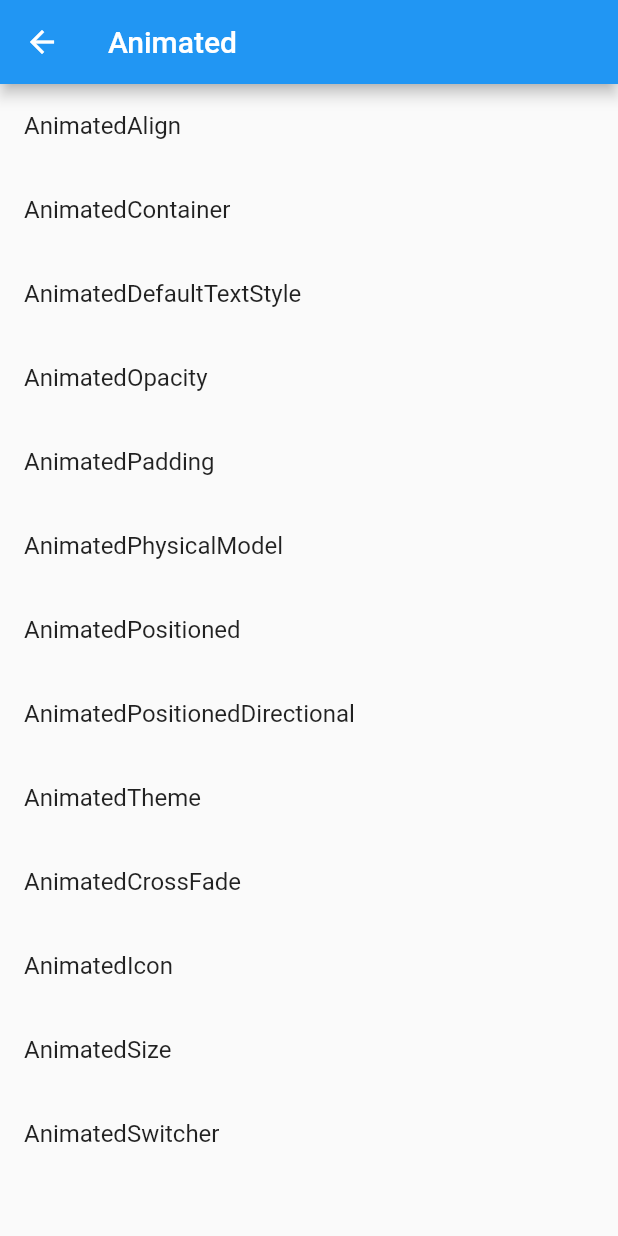
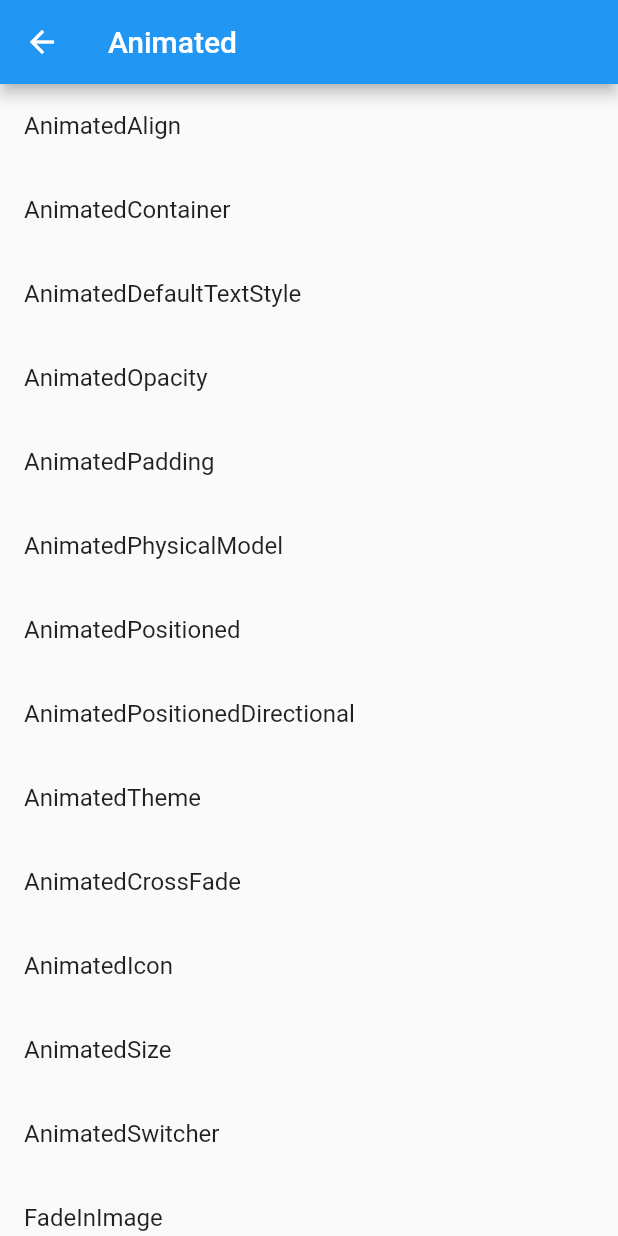
Before and after one commit to KobayashiKz/ImplicitWidgets, a Flutter app: the screen it shows after launch, after a tap on "ImplicitlyAnimated", on a phone screen of 412 x 824 dp. Run offline on Flutter 3.47's test engine with Material 2 defaults, Android fonts, the phone set to English and light mode, and no system bars; our stand-ins replace transparent_image; network calls fail.

Commit message:
Add FadeInImage

```diff
--- a/lib/app.dart
+++ b/lib/app.dart
@@ -14,6 +14,7 @@ import 'package:implicit_animation_sample/screen/implicitly_animated/animated_po
 import 'package:implicit_animation_sample/screen/implicitly_animated/animated_sized.dart';
 import 'package:implicit_animation_sample/screen/implicitly_animated/animated_switcher.dart';
 import 'package:implicit_animation_sample/screen/implicitly_animated/animated_theme.dart';
+import 'package:implicit_animation_sample/screen/implicitly_animated/fade_in_image.dart';
 import 'package:implicit_animation_sample/screen/implicitly_animated/implicitly_animated.dart';
 
 class App extends StatelessWidget {
@@ -41,6 +42,7 @@ class App extends StatelessWidget {
         AnimatedIconPage.routeName: (_context) => AnimatedIconPage(),
         AnimatedSizePage.routeName: (_context) => AnimatedSizePage(),
         AnimatedSwitcherPage.routeName: (_context) => AnimatedSwitcherPage(),
+        FadeInImagePage.routeName: (_context) => FadeInImagePage(),
       }
     );
   }
--- a/lib/screen/implicitly_animated/implicitly_animated.dart
+++ b/lib/screen/implicitly_animated/implicitly_animated.dart
@@ -13,6 +13,7 @@ import 'package:implicit_animation_sample/screen/implicitly_animated/animated_po
 import 'package:implicit_animation_sample/screen/implicitly_animated/animated_sized.dart';
 import 'package:implicit_animation_sample/screen/implicitly_animated/animated_switcher.dart';
 import 'package:implicit_animation_sample/screen/implicitly_animated/animated_theme.dart';
+import 'package:implicit_animation_sample/screen/implicitly_animated/fade_in_image.dart';
 import 'package:implicit_animation_sample/widgets/app_list_tile.dart';
 import 'package:implicit_animation_sample/widgets/app_scaffold.dart';
 
@@ -77,6 +78,10 @@ class ImplicitlyAnimatedPage extends StatelessWidget {
             title: "AnimatedSwitcher",
             nextRouteName: AnimatedSwitcherPage.routeName,
           ),
+          const AppListTile(
+            title: "FadeInImage",
+            nextRouteName: FadeInImagePage.routeName,
+          ),
         ],
       ),
     );
--- a/pubspec.yaml
+++ b/pubspec.yaml
@@ -27,6 +27,7 @@ dependencies:
 dev_dependencies:
   flutter_test:
     sdk: flutter
+  transparent_image: any
 
 
 # For information on the generic Dart part of this file, see the
```
Also changed, not shown: lib/screen/implicitly_animated/fade_in_image.dart (added, +45 -0 lines), pubspec.lock.
